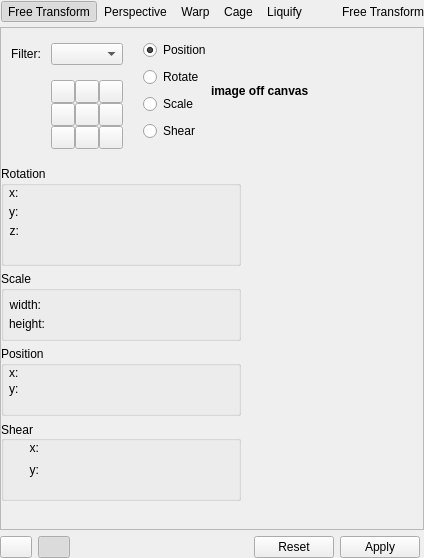
First picture: the form in krita/plugins/tools/tool_transform2/wdg_tool_transform.ui, repository KDE/krita, before the edit.
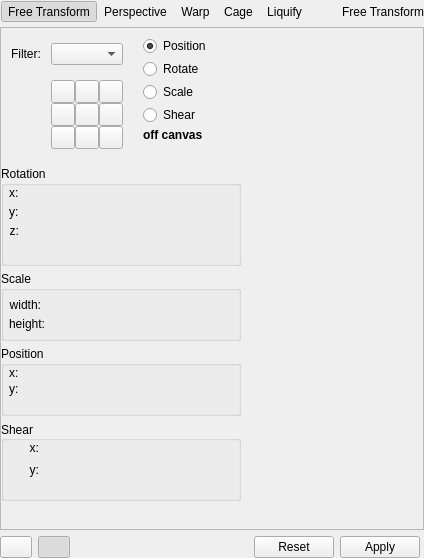
Second picture: the form after the edit. Custom widgets are drawn as their Qt base class.

Commit message: update image too big messaging

```diff
--- a/krita/plugins/tools/tool_transform2/wdg_tool_transform.ui
+++ b/krita/plugins/tools/tool_transform2/wdg_tool_transform.ui
@@ -563,8 +563,6 @@
              </attribute>
             </widget>
            </item>
-          </layout>
-         </item>
          <item>
           <widget class="QLabel" name="tooBigLabelWidget">
            <property name="sizePolicy">
@@ -573,6 +571,12 @@
              <verstretch>0</verstretch>
             </sizepolicy>
            </property>
+             <property name="minimumSize">
+              <size>
+               <width>0</width>
+               <height>0</height>
+              </size>
+             </property>
            <property name="font">
             <font>
              <weight>75</weight>
@@ -585,10 +589,27 @@
            <property name="layoutDirection">
             <enum>Qt::LeftToRight</enum>
            </property>
+             <property name="autoFillBackground">
+              <bool>false</bool>
+             </property>
            <property name="text">
-            <string>image off canvas</string>
-           </property>
-          </widget>
+              <string>off canvas</string>
+             </property>
+             <property name="textFormat">
+              <enum>Qt::RichText</enum>
+             </property>
+             <property name="scaledContents">
+              <bool>false</bool>
+             </property>
+             <property name="wordWrap">
+              <bool>true</bool>
+             </property>
+             <property name="textInteractionFlags">
+              <set>Qt::NoTextInteraction</set>
+             </property>
+            </widget>
+           </item>
+          </layout>
          </item>
          <item>
           <spacer name="horizontalSpacer">
```
Lines whose indentation alone changed are shown as unchanged.
